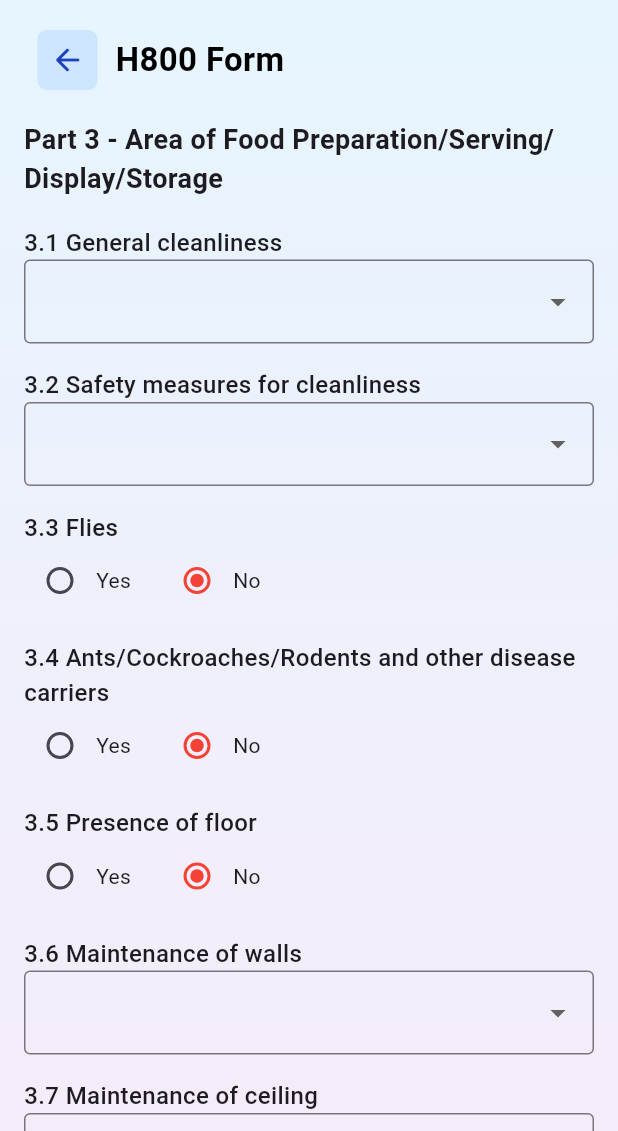
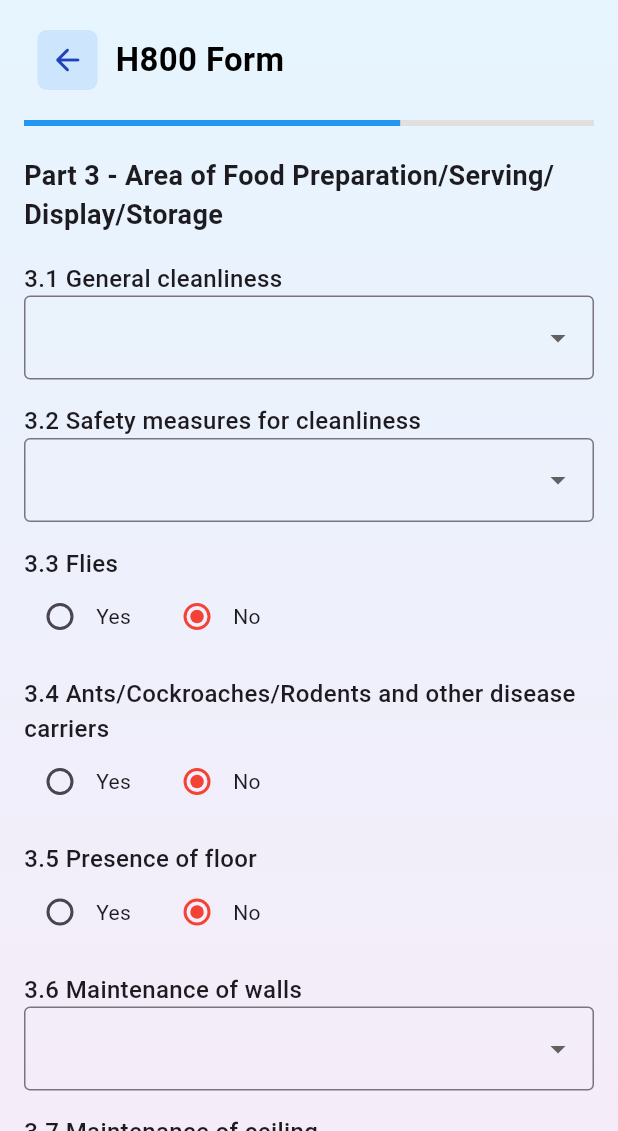
Before and after one commit to SeneshFitzroy/SafeServe-PHI-Manager, a Flutter app: the H800FormScreenTwo screen opened by its route, on a phone screen of 412 x 824 dp, the part 105-1236 px from its top. Run offline on Flutter 3.47's test engine with Material 3 defaults, Android fonts, the phone set to English and light mode, and no system bars; our stand-ins replace image_picker, material_design_icons_flutter.

Commit message:
Updated the buttons and add a progress bar

```diff
--- a/MobileApplication/safeServe/lib/screens/h800_form/h800_form_screen_two.dart
+++ b/MobileApplication/safeServe/lib/screens/h800_form/h800_form_screen_two.dart
@@ -5,6 +5,7 @@ import '../register_shop/screen_one/widgets/register_shop_header.dart';
 import 'widgets/generic_dropdown.dart';
 import 'widgets/radio_button_field.dart';
 import '../register_shop/screen_one/widgets/next_button.dart';
+import 'widgets/h800_form_button.dart';
 import 'h800_form_data.dart';
 
 class H800FormScreenTwo extends StatefulWidget {
@@ -78,6 +79,18 @@ class _H800FormScreenTwoState extends State<H800FormScreenTwo> {
                 ),
                 const SizedBox(height: 20),
 
+                // Progress Indicator (66% for Screen 2)
+                Padding(
+                  padding: const EdgeInsets.symmetric(horizontal: 16.0),
+                  child: LinearProgressIndicator(
+                    value: 0.66, // 2/3 of the form completed
+                    backgroundColor: Colors.grey[300],
+                    valueColor:
+                        const AlwaysStoppedAnimation<Color>(Colors.blue),
+                  ),
+                ),
+                const SizedBox(height: 20),
+
                 // Part 3: Area of Food Preparation/Serving/Display/Storage
                 const Padding(
                   padding: EdgeInsets.symmetric(horizontal: 16.0),
@@ -94,7 +107,8 @@ class _H800FormScreenTwoState extends State<H800FormScreenTwo> {
                   initialValue: widget.formData.generalCleanlinessPart3,
                   isInvalid: isFieldInvalid('generalCleanlinessPart3'),
                   items: const ['Satisfactory', 'Unsatisfactory'],
-                  onChanged: (val) => widget.formData.generalCleanlinessPart3 = val,
+                  onChanged: (val) =>
+                      widget.formData.generalCleanlinessPart3 = val,
                 ),
 
                 // 3.2 Safety measures for cleanliness
@@ -103,7 +117,8 @@ class _H800FormScreenTwoState extends State<H800FormScreenTwo> {
                   initialValue: widget.formData.safetyMeasuresForCleanliness,
                   isInvalid: isFieldInvalid('safetyMeasuresForCleanliness'),
                   items: const ['Adequate', 'Inadequate'],
-                  onChanged: (val) => widget.formData.safetyMeasuresForCleanliness = val,
+                  onChanged: (val) =>
+                      widget.formData.safetyMeasuresForCleanliness = val,
                 ),
 
                 // 3.3 Flies
@@ -117,7 +132,8 @@ class _H800FormScreenTwoState extends State<H800FormScreenTwo> {
 
                 // 3.4 Ants/Cockroaches/Rodents and other disease carriers
                 RadioButtonField(
-                  label: '3.4 Ants/Cockroaches/Rodents and other disease carriers',
+                  label:
+                      '3.4 Ants/Cockroaches/Rodents and other disease carriers',
                   value: widget.formData.hasPests,
                   onChanged: (val) => setState(() {
                     widget.formData.hasPests = val;
@@ -148,7 +164,8 @@ class _H800FormScreenTwoState extends State<H800FormScreenTwo> {
                   initialValue: widget.formData.maintenanceOfCeilingPart3,
                   isInvalid: isFieldInvalid('maintenanceOfCeilingPart3'),
                   items: const ['Good', 'Poor'],
-                  onChanged: (val) => widget.formData.maintenanceOfCeilingPart3 = val,
+                  onChanged: (val) =>
+                      widget.formData.maintenanceOfCeilingPart3 = val,
                 ),
 
                 // 3.8 Space in the working area
@@ -180,7 +197,8 @@ class _H800FormScreenTwoState extends State<H800FormScreenTwo> {
 
                 // 3.11 Adequate number of bins with lids for waste disposal
                 RadioButtonField(
-                  label: '3.11 Adequate number of bins with lids for waste disposal',
+                  label:
+                      '3.11 Adequate number of bins with lids for waste disposal',
                   value: widget.formData.adequateBins,
                   onChanged: (val) => setState(() {
                     widget.formData.adequateBins = val;
@@ -189,7 +207,8 @@ class _H800FormScreenTwoState extends State<H800FormScreenTwo> {
 
                 // 3.12 Empty boxes/Gunny bags and other unnecessary items
                 RadioButtonField(
-                  label: '3.12 Empty boxes/Gunny bags and other unnecessary items',
+                  label:
+                      '3.12 Empty boxes/Gunny bags and other unnecessary items',
                   value: widget.formData.hasUnnecessaryItems,
                   onChanged: (val) => setState(() {
                     widget.formData.hasUnnecessaryItems = val;
@@ -198,7 +217,8 @@ class _H800FormScreenTwoState extends State<H800FormScreenTwo> {
 
                 // 3.13 Availability of cleaning tools/materials/serviettes etc.
                 RadioButtonField(
-                  label: '3.13 Availability of cleaning tools/materials/serviettes etc.',
+                  label:
+                      '3.13 Availability of cleaning tools/materials/serviettes etc.',
                   value: widget.formData.cleaningToolsAvailable,
                   onChanged: (val) => setState(() {
                     widget.formData.cleaningToolsAvailable = val;
@@ -225,7 +245,8 @@ class _H800FormScreenTwoState extends State<H800FormScreenTwo> {
 
                 // 3.16 Area used for sleeping or any other unrelated activities
                 RadioButtonField(
-                  label: '3.16 Area used for sleeping or any other unrelated activities',
+                  label:
+                      '3.16 Area used for sleeping or any other unrelated activities',
                   value: widget.formData.areaUsedForSleeping,
                   onChanged: (val) => setState(() {
                     widget.formData.areaUsedForSleeping = val;
@@ -252,7 +273,8 @@ class _H800FormScreenTwoState extends State<H800FormScreenTwo> {
 
                 // 3.19 Suitability of the layout of the area for the process
                 RadioButtonField(
-                  label: '3.19 Suitability of the layout of the area for the process',
+                  label:
+                      '3.19 Suitability of the layout of the area for the process',
                   value: widget.formData.suitabilityOfLayout,
                   onChanged: (val) => setState(() {
                     widget.formData.suitabilityOfLayout = val;
@@ -265,7 +287,8 @@ class _H800FormScreenTwoState extends State<H800FormScreenTwo> {
                   initialValue: widget.formData.lightAndVentilationPart3,
                   isInvalid: isFieldInvalid('lightAndVentilationPart3'),
                   items: const ['Good', 'Poor'],
-                  onChanged: (val) => widget.formData.lightAndVentilationPart3 = val,
+                  onChanged: (val) =>
+                      widget.formData.lightAndVentilationPart3 = val,
                 ),
 
                 // 3.21 House keeping
@@ -279,7 +302,8 @@ class _H800FormScreenTwoState extends State<H800FormScreenTwo> {
 
                 // 3.22 Water supplied for different tasks in a suitable manner
                 RadioButtonField(
-                  label: '3.22 Water supplied for different tasks in a suitable manner',
+                  label:
+                      '3.22 Water supplied for different tasks in a suitable manner',
                   value: widget.formData.waterSupplySuitable,
                   onChanged: (val) => setState(() {
                     widget.formData.waterSupplySuitable = val;
@@ -292,28 +316,21 @@ class _H800FormScreenTwoState extends State<H800FormScreenTwo> {
                 Row(
                   mainAxisAlignment: MainAxisAlignment.spaceBetween,
                   children: [
-                    Padding(
-                      padding: const EdgeInsets.symmetric(horizontal: 16.0),
-                      child: ElevatedButton(
-                        onPressed: () {
-                          Navigator.pop(context);
-                        },
-                        style: ElevatedButton.styleFrom(
-                          backgroundColor: Colors.grey,
-                          padding: const EdgeInsets.symmetric(horizontal: 30, vertical: 15),
-                        ),
-                        child: const Text(
-                          'Previous',
-                          style: TextStyle(color: Colors.white),
-                        ),
-                      ),
+                    H800FormButton(
+                      label: 'Previous',
+                      onPressed: () {
+                        Navigator.pop(context);
+                      },
                     ),
-                    NextButton(
+                    H800FormButton(
+                      label: 'Next',
                       onPressed: () {
                         if (validateFields()) {
-                          // Navigate to the next screen (if exists) or handle form submission
-                          // For now, we'll just pop back as a placeholder
-                          Navigator.pop(context);
+                          Navigator.pushNamed(
+                            context,
+                            '/h800_form_screen_three',
+                            arguments: widget.formData,
+                          );
                         }
                       },
                     ),
```
Also changed, not shown: MobileApplication/safeServe/lib/screens/h800_form/h800_form_screen.dart (+18 -3 lines).
